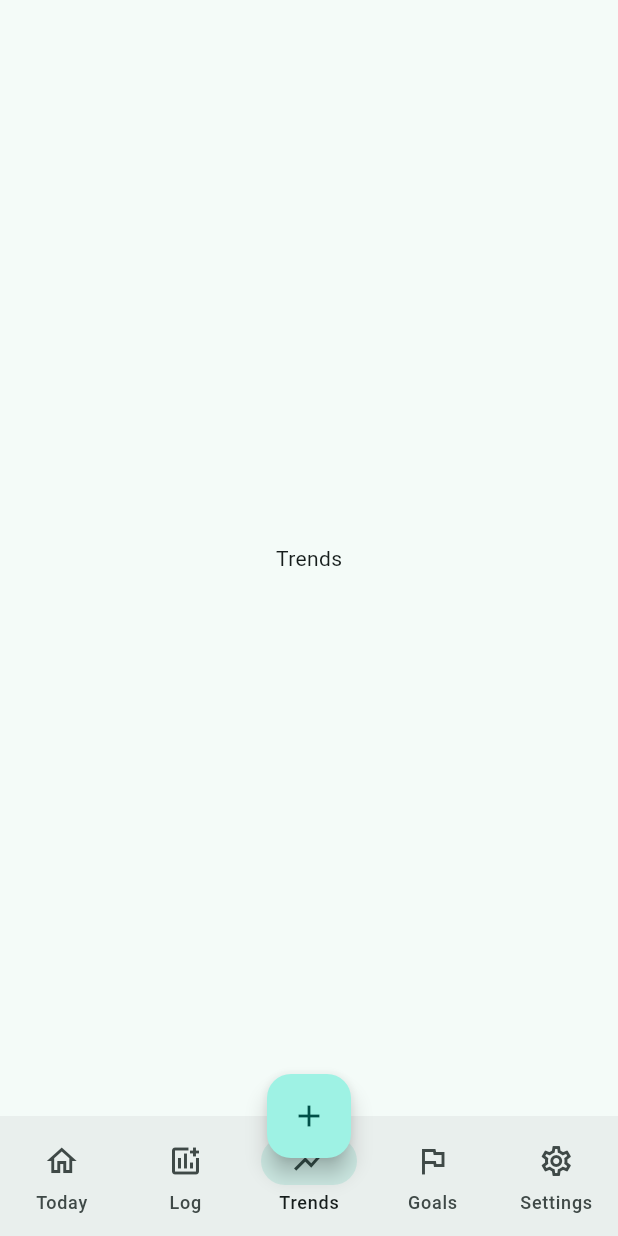
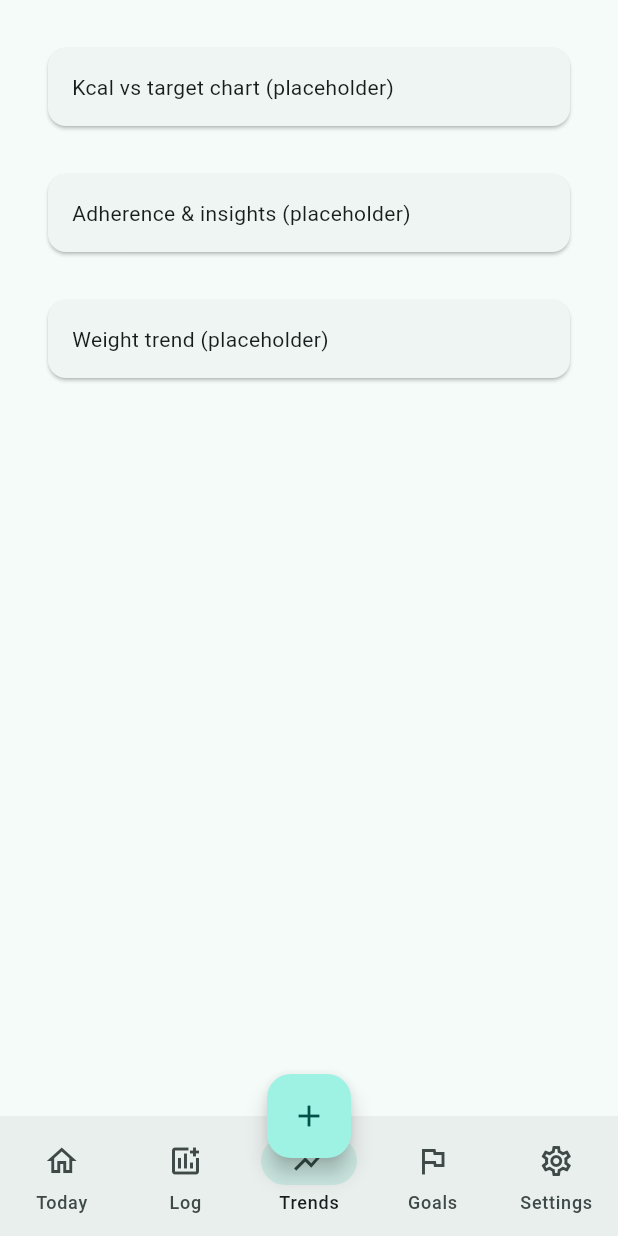
Before and after one commit to munkhaus/calories, a Flutter app: the screen it shows after launch, item 3 of the bottom bar chosen, on a phone screen of 412 x 824 dp. Run offline on Flutter 3.47's test engine with Material 3 defaults, Android fonts, the phone set to English and light mode, and no system bars; our stand-ins replace dio, get_it, go_router.

Commit message:
feat(step-03): add AppCard and apply tokens to placeholder screens; add darkTheme

```diff
--- /dev/null
+++ b/lib/core/ui/app_card.dart
@@ -0,0 +1,24 @@
+import 'package:calories/core/constants/ksizes.dart';
+import 'package:flutter/material.dart';
+
+/// A reusable card with consistent shape and internal padding.
+class AppCard extends StatelessWidget {
+  const AppCard({required this.child, this.margin, super.key});
+
+  final Widget child;
+  final EdgeInsetsGeometry? margin;
+
+  @override
+  Widget build(BuildContext context) {
+    return Card(
+      margin: margin ?? const EdgeInsets.all(KSizes.margin4x),
+      shape: RoundedRectangleBorder(
+        borderRadius: BorderRadius.circular(KSizes.radiusDefault),
+      ),
+      child: Padding(
+        padding: const EdgeInsets.all(KSizes.margin4x),
+        child: child,
+      ),
+    );
+  }
+}
--- a/lib/goals/presentation/goals_page.dart
+++ b/lib/goals/presentation/goals_page.dart
@@ -1,3 +1,5 @@
+import 'package:calories/core/constants/ksizes.dart';
+import 'package:calories/core/ui/app_card.dart';
 import 'package:flutter/material.dart';
 
 class GoalsPage extends StatelessWidget {
@@ -5,6 +7,12 @@ class GoalsPage extends StatelessWidget {
 
   @override
   Widget build(BuildContext context) {
-    return const Center(child: Text('Goals'));
+    return ListView(
+      padding: const EdgeInsets.all(KSizes.margin4x),
+      children: const <Widget>[
+        AppCard(child: Text('Goal summary (placeholder)')),
+        AppCard(child: Text('Macro presets (placeholder)')),
+      ],
+    );
   }
 }
--- a/lib/log/presentation/log_page.dart
+++ b/lib/log/presentation/log_page.dart
@@ -1,3 +1,5 @@
+import 'package:calories/core/constants/ksizes.dart';
+import 'package:calories/core/ui/app_card.dart';
 import 'package:flutter/material.dart';
 
 class LogPage extends StatelessWidget {
@@ -5,6 +7,12 @@ class LogPage extends StatelessWidget {
 
   @override
   Widget build(BuildContext context) {
-    return const Center(child: Text('Log'));
+    return ListView(
+      padding: const EdgeInsets.all(KSizes.margin4x),
+      children: const <Widget>[
+        AppCard(child: Text('Search field (placeholder)')),
+        AppCard(child: Text('Recents/Favorites (placeholder)')),
+      ],
+    );
   }
 }
--- a/lib/main.dart
+++ b/lib/main.dart
@@ -15,12 +15,22 @@ class MyApp extends StatelessWidget {
 
   @override
   Widget build(BuildContext context) {
+    final ThemeData lightTheme = ThemeData(
+      useMaterial3: true,
+      colorScheme: ColorScheme.fromSeed(seedColor: Colors.teal),
+    );
+    final ThemeData darkTheme = ThemeData(
+      useMaterial3: true,
+      colorScheme: ColorScheme.fromSeed(
+        brightness: Brightness.dark,
+        seedColor: Colors.teal,
+      ),
+    );
+
     return MaterialApp.router(
       title: 'Calories',
-      theme: ThemeData(
-        useMaterial3: true,
-        colorScheme: ColorScheme.fromSeed(seedColor: Colors.teal),
-      ),
+      theme: lightTheme,
+      darkTheme: darkTheme,
       routerConfig: AppRouter.router,
     );
   }
--- a/lib/settings/presentation/settings_page.dart
+++ b/lib/settings/presentation/settings_page.dart
@@ -1,3 +1,5 @@
+import 'package:calories/core/constants/ksizes.dart';
+import 'package:calories/core/ui/app_card.dart';
 import 'package:flutter/material.dart';
 
 class SettingsPage extends StatelessWidget {
@@ -5,6 +7,13 @@ class SettingsPage extends StatelessWidget {
 
   @override
   Widget build(BuildContext context) {
-    return const Center(child: Text('Settings'));
+    return ListView(
+      padding: const EdgeInsets.all(KSizes.margin4x),
+      children: const <Widget>[
+        AppCard(child: Text('Units & profile (placeholder)')),
+        AppCard(child: Text('Notifications (placeholder)')),
+        AppCard(child: Text('Privacy & export (placeholder)')),
+      ],
+    );
   }
 }
--- a/lib/today/presentation/today_page.dart
+++ b/lib/today/presentation/today_page.dart
@@ -1,3 +1,5 @@
+import 'package:calories/core/ui/app_card.dart';
+import 'package:calories/core/constants/ksizes.dart';
 import 'package:flutter/material.dart';
 
 class TodayPage extends StatelessWidget {
@@ -5,6 +7,13 @@ class TodayPage extends StatelessWidget {
 
   @override
   Widget build(BuildContext context) {
-    return const Center(child: Text('Today'));
+    return ListView(
+      padding: const EdgeInsets.all(KSizes.margin4x),
+      children: const <Widget>[
+        AppCard(child: Text('Calories ring (placeholder)')),
+        AppCard(child: Text('Macro bars (placeholder)')),
+        AppCard(child: Text('Meals list (placeholder)')),
+      ],
+    );
   }
 }
--- a/lib/trends/presentation/trends_page.dart
+++ b/lib/trends/presentation/trends_page.dart
@@ -1,3 +1,5 @@
+import 'package:calories/core/constants/ksizes.dart';
+import 'package:calories/core/ui/app_card.dart';
 import 'package:flutter/material.dart';
 
 class TrendsPage extends StatelessWidget {
@@ -5,6 +7,13 @@ class TrendsPage extends StatelessWidget {
 
   @override
   Widget build(BuildContext context) {
-    return const Center(child: Text('Trends'));
+    return ListView(
+      padding: const EdgeInsets.all(KSizes.margin4x),
+      children: const <Widget>[
+        AppCard(child: Text('Kcal vs target chart (placeholder)')),
+        AppCard(child: Text('Adherence & insights (placeholder)')),
+        AppCard(child: Text('Weight trend (placeholder)')),
+      ],
+    );
   }
 }
```
